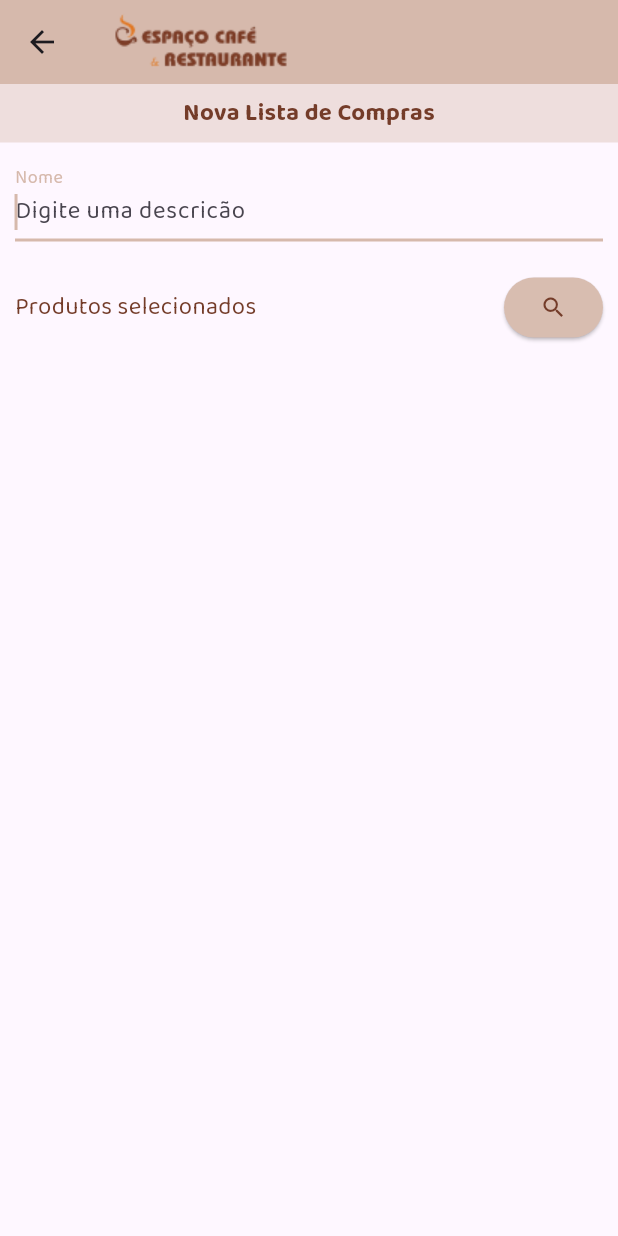
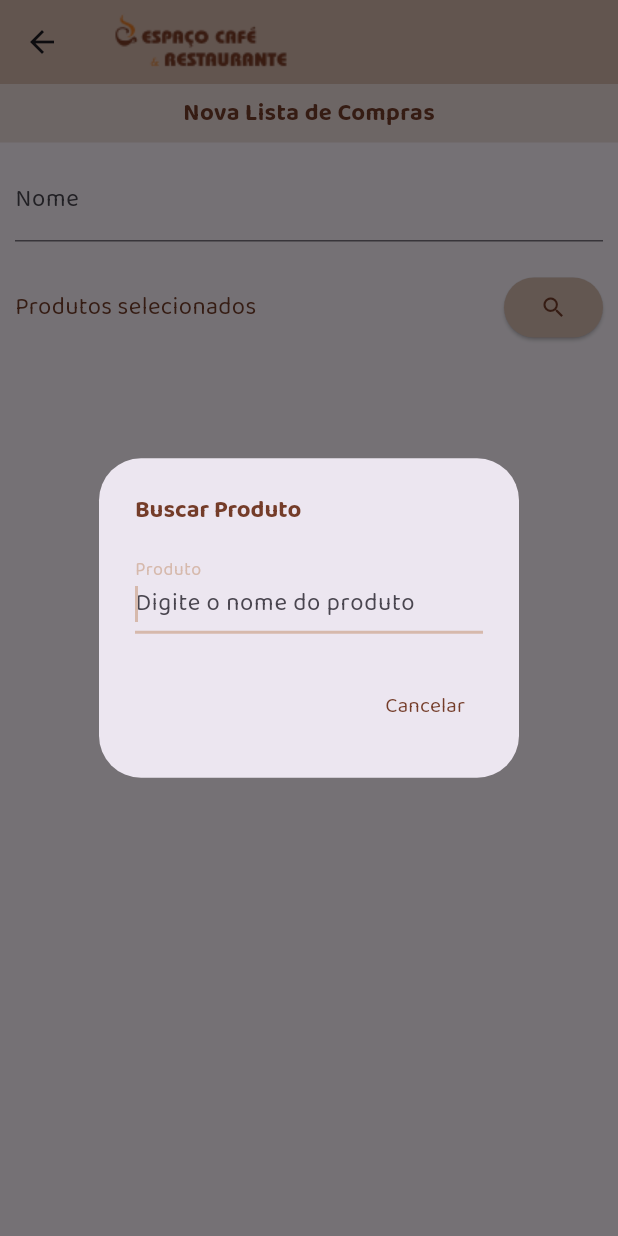
Before and after one commit to gian418/espaco_cafe_restaurante, a Flutter app: the CadastroListaCompra screen opened by its route, after a tap on the "search" icon, on a phone screen of 412 x 824 dp. Run offline on Flutter 3.47's test engine with Material 3 defaults, Android fonts, the phone set to English and light mode, and no system bars; our stand-ins replace cloud_firestore, firebase_auth, firebase_core; accounts and stored records are empty; generated files the repository leaves out were written again.

Commit message:
Lista de compras

```diff
--- a/lib/cadastro_lista_compra.dart
+++ b/lib/cadastro_lista_compra.dart
@@ -1,3 +1,4 @@
+import 'package:cloud_firestore/cloud_firestore.dart';
 import 'package:espaco_cafe_restaurante/app_bar_default.dart';
 import 'package:flutter/material.dart';
 
@@ -10,6 +11,62 @@ class CadastroListaCompra extends StatefulWidget {
 
 class _CadastroListaCompraState extends State<CadastroListaCompra> {
   TextEditingController _descricaoController = TextEditingController();
+  TextEditingController _nomeProdutoController = TextEditingController();
+
+  _exibirTelaBuscarProdutos() {
+    showDialog(
+      context: context,
+      builder: (context) {
+        return AlertDialog(
+          title: const Text(
+            "Buscar Produto",
+            style: TextStyle(
+                color: Color.fromRGBO(116, 60, 41, 1),
+                fontSize: 16,
+                fontWeight: FontWeight.bold),
+          ),
+          content: Column(
+            mainAxisSize: MainAxisSize.min,
+            children: [
+              TextField(
+                controller: _nomeProdutoController,
+                autofocus: true,
+                decoration: const InputDecoration(
+                  labelText: "Produto",
+                  hintText: "Digite o nome do produto",
+                ),
+                onEditingComplete: () {
+                  _buscarProdutos();
+                },
+              ),
+              //Lista com os produtos encontrados
+            ],
+          ),
+          actions:  [
+            TextButton(
+                onPressed: () => Navigator.pop(context),
+                child: const Text("Cancelar", style: TextStyle(color: Color.fromRGBO(116, 60, 41, 1)),)
+            ),
+          ],
+        );
+      },
+    );
+  }
+
+  _buscarProdutos() async {
+    String nomeProduto = _nomeProdutoController.text;
+    FirebaseFirestore firestore = FirebaseFirestore.instance;
+    var querySnapshot = await firestore.collection("Produtos")
+        .where("nome", isGreaterThanOrEqualTo: nomeProduto)
+        .where("nome", isLessThan: nomeProduto + 'z')
+        .get();
+
+    for (DocumentSnapshot item in querySnapshot.docs) {
+      print("Dados: ${item.data()}");
+    }
+
+    _nomeProdutoController.clear();
+  }
 
   @override
   Widget build(BuildContext context) {
@@ -55,7 +112,9 @@ class _CadastroListaCompraState extends State<CadastroListaCompra> {
                     ),
                   ),
                   ElevatedButton(
-                      onPressed: (){},
+                      onPressed: (){
+                        _exibirTelaBuscarProdutos();
+                      },
                       child: const Icon(Icons.search, color: Color.fromRGBO(116, 60, 41, 1)),
                     style: ElevatedButton.styleFrom(
                       backgroundColor: const Color(0xffD6B9AC),
```
